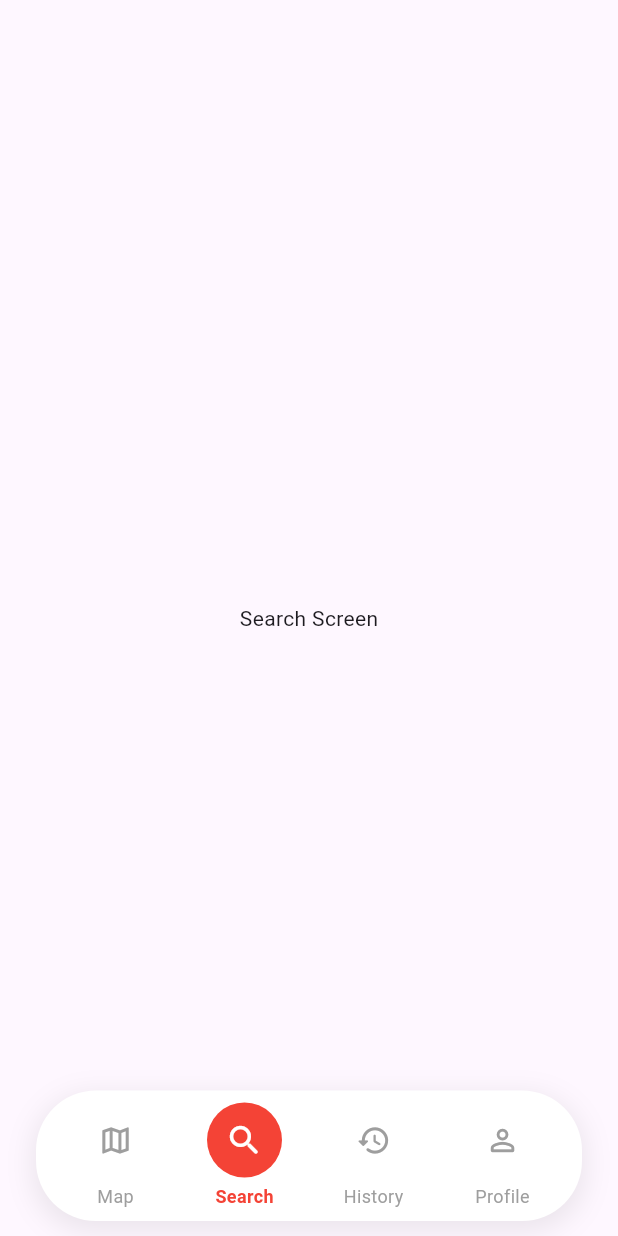
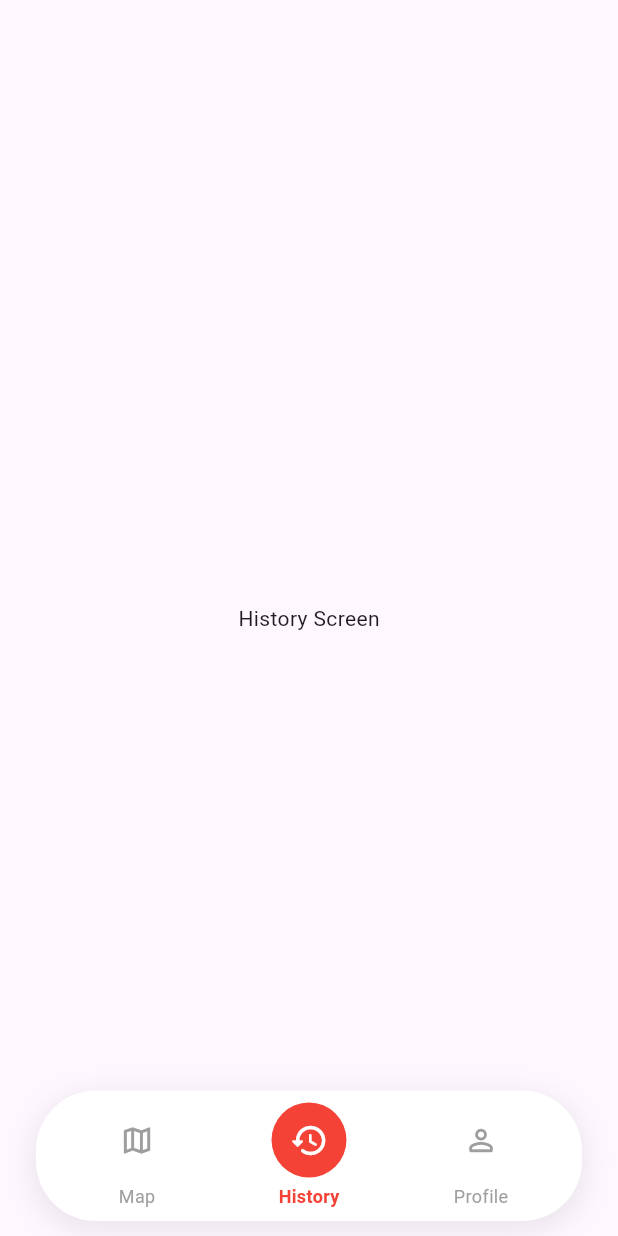
Before and after one commit to luy-virak/VELOUSCAMBO, a Flutter app: the screen it shows after launch, item 2 of the bottom bar chosen, on a phone screen of 412 x 824 dp. Run offline on Flutter 3.47's test engine with Material 3 defaults, Android fonts, the phone set to English and light mode, and no system bars.

Commit message:
Virak remove Search Buttom Navigator

```diff
--- a/lib/ui/screens/route_placeholder.dart
+++ b/lib/ui/screens/route_placeholder.dart
@@ -6,15 +6,6 @@ class MapScreen extends StatelessWidget {
   @override
   Widget build(BuildContext context) {
     return const Center(child: Text("Map Screen"));
-  }
-}
-
-class SearchScreen extends StatelessWidget {
-  const SearchScreen({super.key});
-
-  @override
-  Widget build(BuildContext context) {
-    return const Center(child: Text("Search Screen"));
   }
 }
 
--- a/lib/ui/widgets/navigation_bar.dart
+++ b/lib/ui/widgets/navigation_bar.dart
@@ -15,7 +15,7 @@ class _AppNavigationBarState extends State<AppNavigationBar> {
 
   final List<Widget> _screens = const [
     MapScreen(),
-    SearchScreen(),
+
     HistoryScreen(),
     ProfileScreen(),
   ];
@@ -60,24 +60,18 @@ class _AppNavigationBarState extends State<AppNavigationBar> {
                   onTap: () => onTap(0),
                 ),
                 NavItem(
-                  icon: Icons.search_rounded,
-                  label: "Search",
+                  icon: Icons.history_rounded,
+                  label: "History",
                   isSelected: selectedIndex == 1,
                   onTap: () => onTap(1),
                 ),
                 NavItem(
-                  icon: Icons.history_rounded,
-                  label: "History",
-                  isSelected: selectedIndex == 2,
-                  onTap: () => onTap(2),
-                ),
-                NavItem(
-                  icon: selectedIndex == 3
+                  icon: selectedIndex == 2
                       ? Icons.person_rounded
                       : Icons.person_outline_rounded,
                   label: "Profile",
-                  isSelected: selectedIndex == 3,
-                  onTap: () => onTap(3),
+                  isSelected: selectedIndex == 2,
+                  onTap: () => onTap(2),
                 ),
               ],
             ),
```
